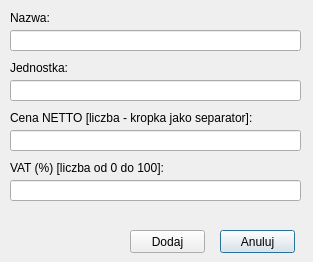
Above: addproducts.ui from DzimiX/ProgramSprzedazowy before the change. Below: the same form after it.
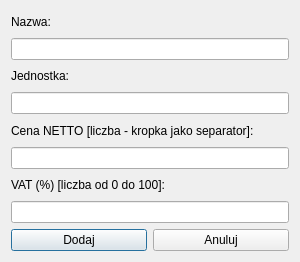
That is the form after the change.

```diff
--- a/addproducts.ui
+++ b/addproducts.ui
@@ -6,131 +6,73 @@
    <rect>
     <x>0</x>
     <y>0</y>
-    <width>313</width>
+    <width>300</width>
     <height>262</height>
    </rect>
   </property>
   <property name="windowTitle">
    <string>Nowy produkt</string>
   </property>
-  <widget class="QLabel" name="label_4">
-   <property name="geometry">
-    <rect>
-     <x>10</x>
-     <y>160</y>
-     <width>291</width>
-     <height>16</height>
-    </rect>
-   </property>
-   <property name="text">
-    <string>VAT (%) [liczba od 0 do 100]:</string>
-   </property>
-  </widget>
-  <widget class="QLabel" name="label_3">
-   <property name="geometry">
-    <rect>
-     <x>10</x>
-     <y>110</y>
-     <width>281</width>
-     <height>16</height>
-    </rect>
-   </property>
-   <property name="text">
-    <string>Cena NETTO [liczba - kropka jako separator]:</string>
-   </property>
-  </widget>
-  <widget class="QLabel" name="label">
-   <property name="geometry">
-    <rect>
-     <x>10</x>
-     <y>10</y>
-     <width>101</width>
-     <height>16</height>
-    </rect>
-   </property>
-   <property name="text">
-    <string>Nazwa:</string>
-   </property>
-  </widget>
-  <widget class="QLineEdit" name="input_unit">
-   <property name="geometry">
-    <rect>
-     <x>10</x>
-     <y>80</y>
-     <width>291</width>
-     <height>21</height>
-    </rect>
-   </property>
-  </widget>
-  <widget class="QLineEdit" name="input_name">
-   <property name="geometry">
-    <rect>
-     <x>10</x>
-     <y>30</y>
-     <width>291</width>
-     <height>21</height>
-    </rect>
-   </property>
-  </widget>
-  <widget class="QLineEdit" name="input_tax">
-   <property name="geometry">
-    <rect>
-     <x>10</x>
-     <y>180</y>
-     <width>291</width>
-     <height>21</height>
-    </rect>
-   </property>
-  </widget>
-  <widget class="QPushButton" name="button_return">
-   <property name="geometry">
-    <rect>
-     <x>220</x>
-     <y>230</y>
-     <width>75</width>
-     <height>23</height>
-    </rect>
-   </property>
-   <property name="text">
-    <string>Anuluj</string>
-   </property>
-  </widget>
-  <widget class="QLineEdit" name="input_price">
-   <property name="geometry">
-    <rect>
-     <x>10</x>
-     <y>130</y>
-     <width>291</width>
-     <height>21</height>
-    </rect>
-   </property>
-  </widget>
-  <widget class="QLabel" name="label_2">
-   <property name="geometry">
-    <rect>
-     <x>10</x>
-     <y>60</y>
-     <width>101</width>
-     <height>16</height>
-    </rect>
-   </property>
-   <property name="text">
-    <string>Jednostka:</string>
-   </property>
-  </widget>
-  <widget class="QPushButton" name="button_add">
-   <property name="geometry">
-    <rect>
-     <x>130</x>
-     <y>230</y>
-     <width>75</width>
-     <height>23</height>
-    </rect>
-   </property>
-   <property name="text">
-    <string>Dodaj</string>
-   </property>
-  </widget>
+  <layout class="QGridLayout" name="gridLayout">
+   <item row="0" column="0">
+    <widget class="QLabel" name="label">
+     <property name="text">
+      <string>Nazwa:</string>
+     </property>
+    </widget>
+   </item>
+   <item row="1" column="0" colspan="3">
+    <widget class="QLineEdit" name="input_name"/>
+   </item>
+   <item row="2" column="0">
+    <widget class="QLabel" name="label_2">
+     <property name="text">
+      <string>Jednostka:</string>
+     </property>
+    </widget>
+   </item>
+   <item row="3" column="0" colspan="3">
+    <widget class="QLineEdit" name="input_unit"/>
+   </item>
+   <item row="4" column="0" colspan="3">
+    <widget class="QLabel" name="label_3">
+     <property name="text">
+      <string>Cena NETTO [liczba - kropka jako separator]:</string>
+     </property>
+    </widget>
+   </item>
+   <item row="5" column="0" colspan="3">
+    <widget class="QLineEdit" name="input_price"/>
+   </item>
+   <item row="6" column="0" colspan="3">
+    <widget class="QLabel" name="label_4">
+     <property name="text">
+      <string>VAT (%) [liczba od 0 do 100]:</string>
+     </property>
+    </widget>
+   </item>
+   <item row="7" column="0" colspan="3">
+    <widget class="QLineEdit" name="input_tax"/>
+   </item>
+   <item row="8" column="0" colspan="3">
+    <layout class="QHBoxLayout" name="horizontalLayout">
+     <item>
+      <widget class="QPushButton" name="button_add">
+       <property name="text">
+        <string>Dodaj</string>
+       </property>
+      </widget>
+     </item>
+     <item>
+      <widget class="QPushButton" name="button_return">
+       <property name="text">
+        <string>Anuluj</string>
+       </property>
+      </widget>
+     </item>
+    </layout>
+   </item>
+  </layout>
  </widget>
  <tabstops>
   <tabstop>input_name</tabstop>
```
Left out of the diff: 2 changed lines with no effect on the pictures.
